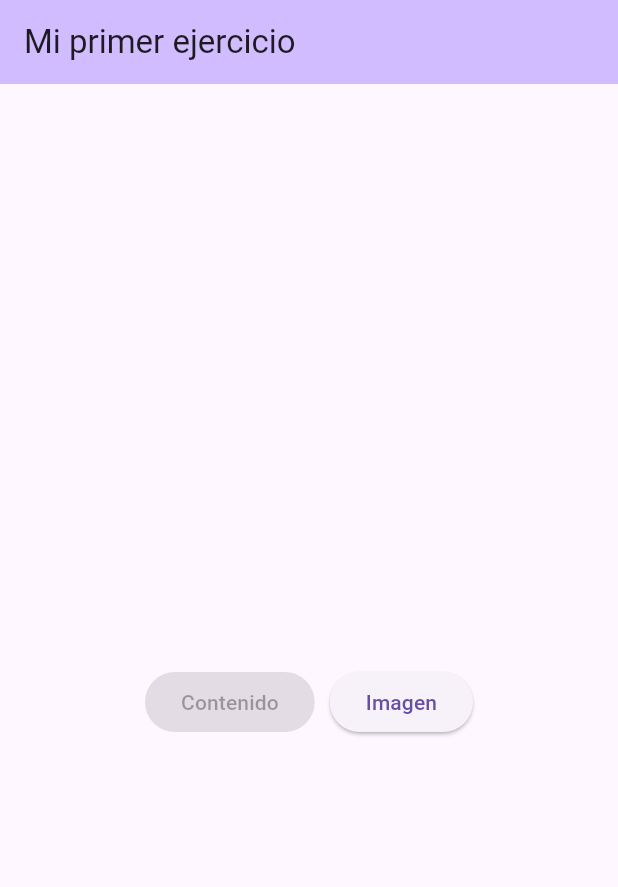
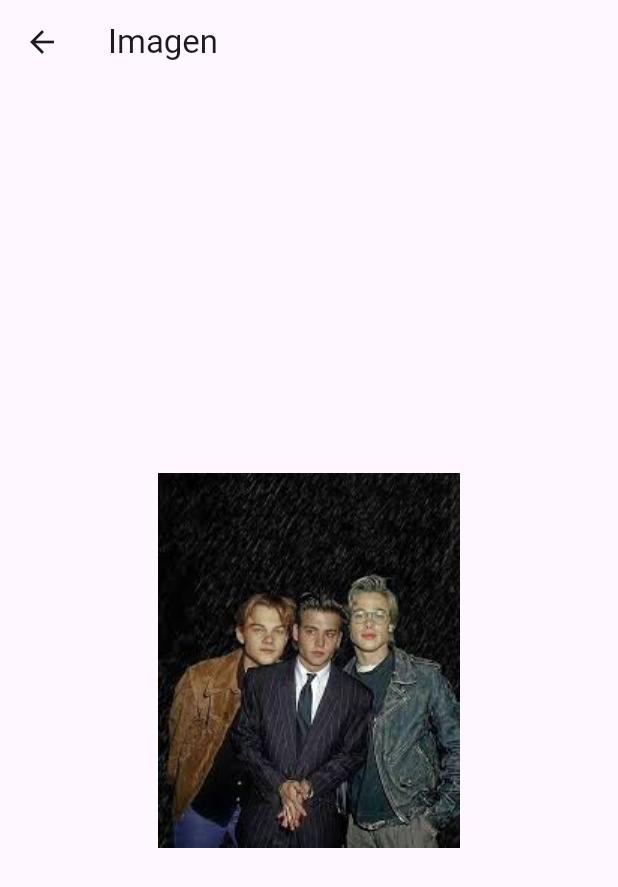
Before and after one commit to Juando26030/NavegacionFlutter, a Flutter app: the screen it shows after launch, after a tap on "Imagen", on a phone screen of 412 x 824 dp. Shown: the top 887 px of the screen. Run offline on Flutter 3.47's test engine with Material 3 defaults, Android fonts, the phone set to English and light mode, and no system bars.

Commit message:
aplicación completa y funcional

```diff
--- /dev/null
+++ b/flutter_navegacion/lib/PantallaImagen.dart
@@ -0,0 +1,21 @@
+import 'package:flutter/material.dart';
+
+class PantallaImagen extends StatelessWidget {
+  const PantallaImagen({super.key});
+
+  @override
+  Widget build(BuildContext context) {
+    return Scaffold(
+      appBar: AppBar(
+        title: const Text("Imagen"),
+      ),
+      body: Center(
+        child: Image.asset(
+          'assets/images/imagen-actores.jpeg', // Ruta de la imagen en la carpeta assets
+          width: 700,
+          height: 700,
+        ),
+      ),
+    );
+  }
+}
--- a/flutter_navegacion/lib/PantallaPrincipal.dart
+++ b/flutter_navegacion/lib/PantallaPrincipal.dart
@@ -3,83 +3,72 @@ import 'package:flutter/material.dart';
 class PantallaPrincipal extends StatefulWidget {
   const PantallaPrincipal({super.key});
 
-  // This widget is the home page of your application. It is stateful, meaning
-  // that it has a State object (defined below) that contains fields that affect
-  // how it looks.
-
-  // This class is the configuration for the state. It holds the values (in this
-  // case the title) provided by the parent (in this case the App widget) and
-  // used by the build method of the State. Fields in a Widget subclass are
-  // always marked "final".
-
   @override
   State<PantallaPrincipal> createState() => _PantallaPrincipalState();
 }
 
-class _PantallaPrincipalState extends State<PantallaPrincipal>{
-  //Arranca parte visual----------------------------------------------
+class _PantallaPrincipalState extends State<PantallaPrincipal> {
+  final TextEditingController _controller = TextEditingController();
+  String _texto = "";
+
+  @override
+  void initState() {
+    super.initState();
+    _controller.addListener(() {
+      setState(() {
+        _texto = _controller.text;
+      });
+    });
+  }
+
   @override
   Widget build(BuildContext context) {
-    // This method is rerun every time setState is called, for instance as done
-    // by the _incrementCounter method above.
-    //
-    // The Flutter framework has been optimized to make rerunning build methods
-    // fast, so that you can just rebuild anything that needs updating rather
-    // than having to individually change instances of widgets.
     return Scaffold(
       appBar: AppBar(
-        // TRY THIS: Try changing the color here to a specific color (to
-        // Colors.amber, perhaps?) and trigger a hot reload to see the AppBar
-        // change color while the other colors stay the same.
         backgroundColor: Theme.of(context).colorScheme.inversePrimary,
-        // Here we take the value from the MyHomePage object that was created by
-        // the App.build method, and use it to set our appbar title.
-        title: Text("Mi primer ejercicio"),
+        title: const Text("Mi primer ejercicio"),
       ),
-      body: Center(
+      body: Padding(
+        padding: const EdgeInsets.symmetric(horizontal: 20.0),
         child: Column(
           mainAxisAlignment: MainAxisAlignment.center,
           children: <Widget>[
-            EditableText(
+            TextField(
               controller: _controller,
-              focusNode: FocusNode(),
               cursorColor: Theme.of(context).colorScheme.primary,
-              backgroundCursorColor: Theme.of(context).colorScheme.secondary,
-              selectionColor: Theme.of(context).colorScheme.secondary,
-              selectionControls: MaterialTextSelectionControls(),
-              onChanged: (String value) {
-                setState(() {
-                  _texto = value;
-                });
-              },
-              style: Theme.of(context).textTheme.headlineMedium!,
+              decoration: const InputDecoration(
+                hintText: 'Escribe aquí...', // Texto de ayuda para indicar dónde escribir
+                border: UnderlineInputBorder(), // Línea inferior visible
+              ),
             ),
             const SizedBox(height: 20),
             Row(
               mainAxisAlignment: MainAxisAlignment.center,
               children: [
                 ElevatedButton(
-                  onPressed: _texto.isNotEmpty ? () => print("Contenido presionado") : null,
-                  child: Text("Contenido"),
+                  onPressed: _texto.isNotEmpty
+                      ? () {
+                    Navigator.pushNamed(
+                      context,
+                      '/contenido',
+                      arguments: _texto,
+                    );
+                  }
+                      : null,
+                  child: const Text("Contenido"),
                 ),
                 const SizedBox(width: 10),
                 ElevatedButton(
-                  onPressed: () => print("Imagen presionado"),
-                  child: Text("Imagen"),
+                  onPressed: () {
+                    Navigator.pushNamed(context, '/imagen');
+                  },
+                  child: const Text("Imagen"),
                 ),
               ],
             ),
           ],
         ),
-      )
+      ),
     );
   }
-
-
-  //Arranca parte logica----------------------------------------------
-  String _texto = "";
-
-  final TextEditingController _controller = TextEditingController();
-
-
 }
--- a/flutter_navegacion/lib/main.dart
+++ b/flutter_navegacion/lib/main.dart
@@ -1,8 +1,19 @@
 import 'package:flutter/material.dart';
 import 'package:flutter_navegacion/PantallaPrincipal.dart';
+import 'package:flutter_navegacion/PantallaContenido.dart';
+import 'package:flutter_navegacion/PantallaImagen.dart';
+
 
 void main() {
-  runApp(const MaterialApp(
-    home: PantallaPrincipal(),
+  runApp(MaterialApp(
+    title: 'Mi primer ejercicio',
+    debugShowCheckedModeBanner: false,
+    //home: PantallaPrincipal(),
+    initialRoute: '/principal',
+    routes: {
+      '/principal': (context) => PantallaPrincipal(),
+      '/contenido': (context) => PantallaContenido(),
+      '/imagen': (context) => PantallaImagen(),
+    },
   ));
 }
--- a/flutter_navegacion/pubspec.yaml
+++ b/flutter_navegacion/pubspec.yaml
@@ -58,6 +58,9 @@ flutter:
   # the material Icons class.
   uses-material-design: true
 
+  assets:
+    - assets/images/
+
   # To add assets to your application, add an assets section, like this:
   # assets:
   #   - images/a_dot_burr.jpeg
```
Also changed, not shown: flutter_navegacion/lib/PantallaContenido.dart (added, +21 -0 lines), flutter_navegacion/assets/images/imagen-actores.jpeg (added).
